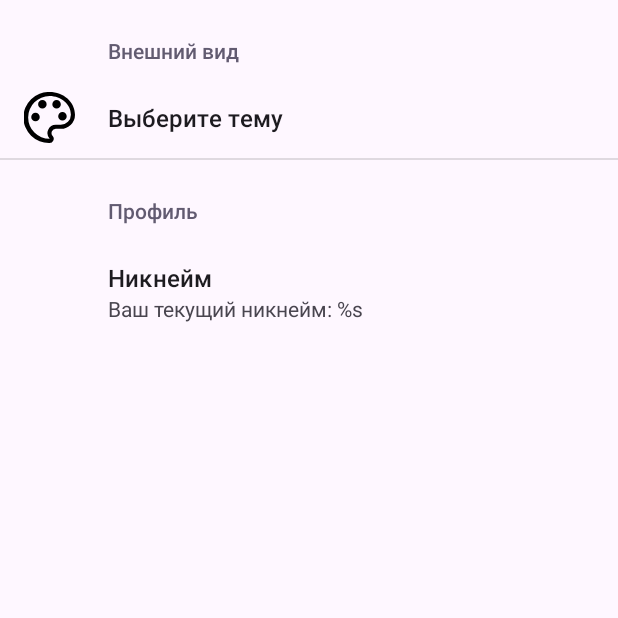
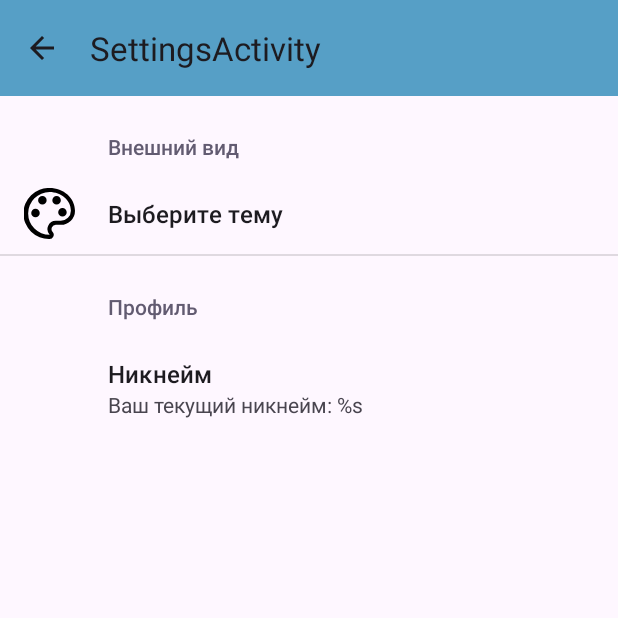
Before and after one commit to Radon240/SomniumApp, an Android app: the SettingsActivity screen opened directly, with no data from a screen before it, on a phone screen of 412 x 824 dp, the top half of it. Run offline under Robolectric (Android 15) with nearby library versions, the phone set to English and light mode, and no system bars; our stand-ins replace androidx.preference.

Commit message:
added toolbar

```diff
--- a/app/src/main/res/layout/settings_activity.xml
+++ b/app/src/main/res/layout/settings_activity.xml
@@ -1,18 +1,27 @@
-<LinearLayout xmlns:android="http://schemas.android.com/apk/res/android"
+<androidx.constraintlayout.widget.ConstraintLayout xmlns:android="http://schemas.android.com/apk/res/android"
+    xmlns:app="http://schemas.android.com/apk/res-auto"
+    xmlns:tools="http://schemas.android.com/tools"
+    android:id="@+id/linearLayout2"
     android:layout_width="match_parent"
     android:layout_height="match_parent">
 
     <androidx.appcompat.widget.Toolbar
-        android:id="@+id/toolbar2"
-        android:layout_width="193dp"
+        android:id="@+id/settings_toolbar"
+        android:layout_width="match_parent"
         android:layout_height="wrap_content"
-        android:layout_weight="1"
         android:background="?attr/colorPrimary"
         android:minHeight="?attr/actionBarSize"
-        android:theme="?attr/actionBarTheme" />
+        android:theme="?attr/actionBarTheme"
+        app:layout_constraintEnd_toEndOf="parent"
+        app:layout_constraintStart_toStartOf="parent"
+        app:layout_constraintTop_toTopOf="parent" />
 
     <FrameLayout
         android:id="@+id/settings"
-        android:layout_width="match_parent"
-        android:layout_height="match_parent" />
-</LinearLayout>
+        android:layout_width="0dp"
+        android:layout_height="0dp"
+        app:layout_constraintBottom_toBottomOf="parent"
+        app:layout_constraintEnd_toEndOf="parent"
+        app:layout_constraintStart_toStartOf="parent"
+        app:layout_constraintTop_toBottomOf="@+id/settings_toolbar" />
+</androidx.constraintlayout.widget.ConstraintLayout>
```
